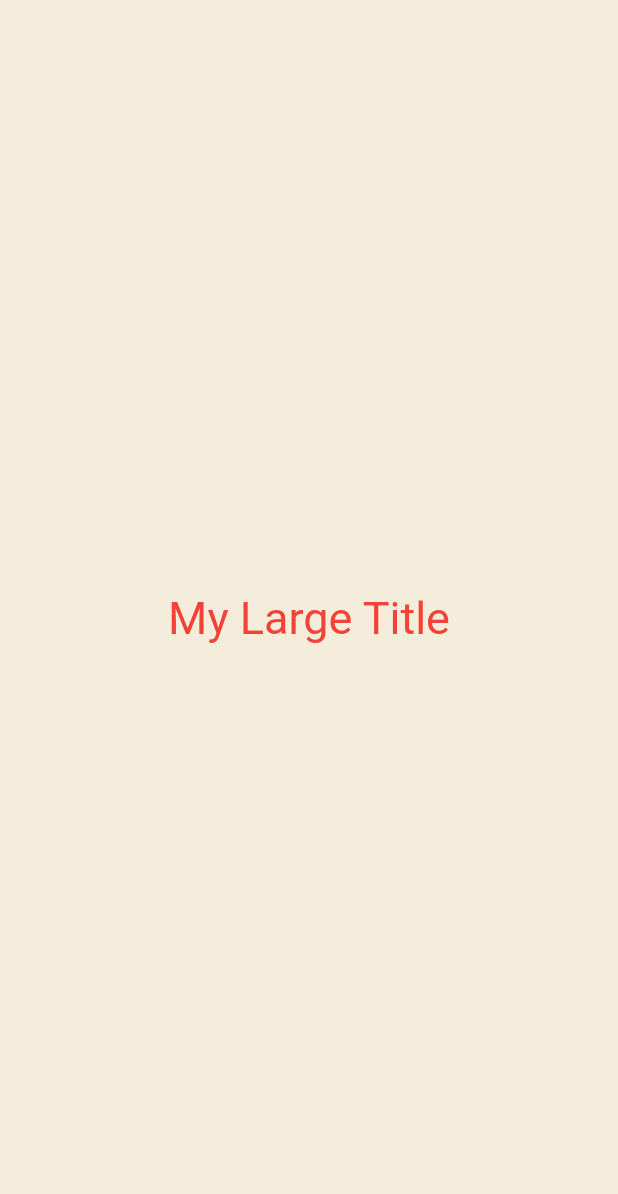
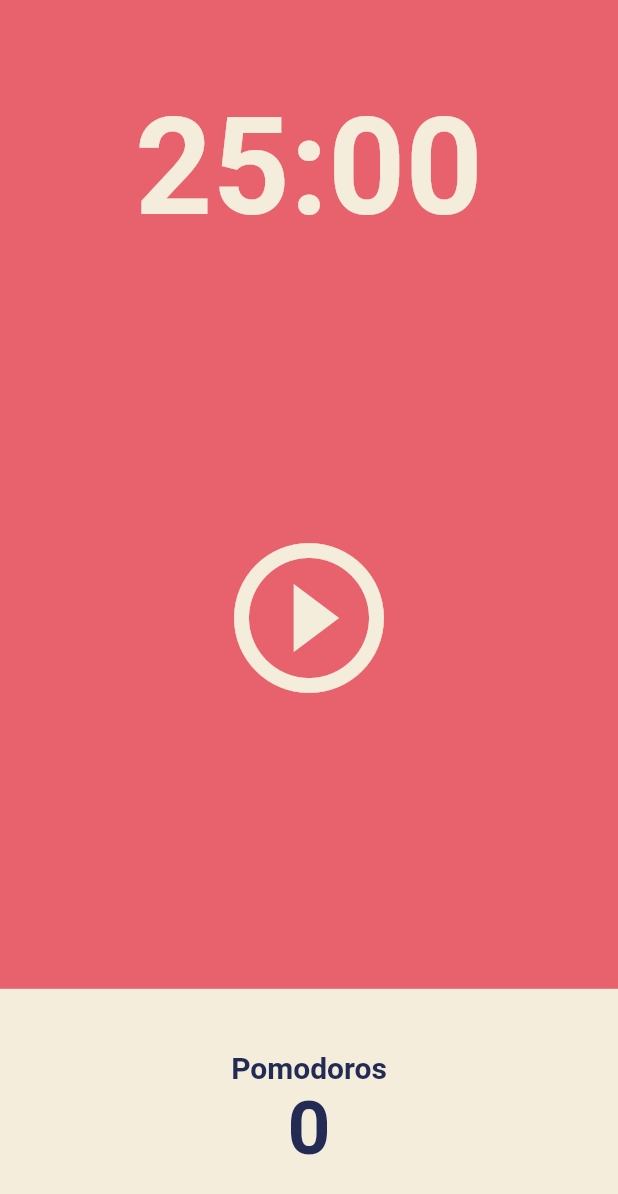
Before and after one commit to yyeonkim/flutterStudy, a Flutter app: the screen it shows after launch, on a phone screen of 412 x 824 dp. Shown: the top 1194 px of the screen. Run offline on Flutter 3.47's test engine with Material 2 defaults, Android fonts, the phone set to English and light mode, and no system bars.

Commit message:
Pomodoros UI 완성

```diff
--- a/lib/main.dart
+++ b/lib/main.dart
@@ -1,56 +1,24 @@
 import 'package:flutter/material.dart';
+import 'package:flutter_study/screens/home_screen.dart';
 
 void main() {
   runApp(App());
 }
 
-class App extends StatefulWidget {
-  @override
-  State<App> createState() => _AppState();
-}
-
-class _AppState extends State<App> {
-  List<int> numbers = [];
-
-  void onPressed() {
-    setState(() {
-      numbers.add(numbers.length);
-    });
-  }
-
+class App extends StatelessWidget {
   @override
   Widget build(BuildContext context) {
     return MaterialApp(
       theme: ThemeData(
-          textTheme: const TextTheme(
-        titleLarge: TextStyle(
-          color: Colors.red,
+        backgroundColor: const Color(0xFFE7626C),
+        textTheme: const TextTheme(
+          headline1: TextStyle(
+            color: Color(0xff232b55),
+          ),
         ),
-      )),
-      home: Scaffold(
-          backgroundColor: const Color(0xFFF4EDDB),
-          body: Center(
-            child: Column(
-                mainAxisAlignment: MainAxisAlignment.center,
-                children: const [
-                  MyLargeTitle(),
-                ]),
-          )),
+        cardColor: const Color(0xfff4eddb),
+      ),
+      home: const HomeScreen(),
     );
   }
 }
-
-class MyLargeTitle extends StatelessWidget {
-  const MyLargeTitle({
-    Key? key,
-  }) : super(key: key);
-
-  @override
-  Widget build(BuildContext context) {
-    return Text(
-      "My Large Title",
-      style: TextStyle(
-          fontSize: 30, color: Theme.of(context).textTheme.titleLarge!.color),
-    );
-  }
-}
--- /dev/null
+++ b/lib/screens/home_screen.dart
@@ -0,0 +1,76 @@
+import 'package:flutter/material.dart';
+
+class HomeScreen extends StatefulWidget {
+  const HomeScreen({super.key});
+
+  @override
+  State<HomeScreen> createState() => _HomeScreenState();
+}
+
+class _HomeScreenState extends State<HomeScreen> {
+  @override
+  Widget build(BuildContext context) {
+    return Scaffold(
+      backgroundColor: Theme.of(context).backgroundColor,
+      body: Column(children: [
+        Flexible(
+            flex: 1,
+            child: Container(
+              alignment: Alignment.bottomCenter,
+              child: Text(
+                "25:00",
+                style: TextStyle(
+                  color: Theme.of(context).cardColor,
+                  fontSize: 90,
+                  fontWeight: FontWeight.w600,
+                ),
+              ),
+            )),
+        Flexible(
+            flex: 3,
+            child: Center(
+              child: IconButton(
+                onPressed: () {},
+                iconSize: 120,
+                color: Theme.of(context).cardColor,
+                icon: const Icon(Icons.play_circle_outline),
+              ),
+            )),
+        Flexible(
+            flex: 1,
+            child: Row(
+              children: [
+                Expanded(
+                  child: Container(
+                    decoration: BoxDecoration(
+                      color: Theme.of(context).cardColor,
+                    ),
+                    child: Column(
+                      mainAxisAlignment: MainAxisAlignment.center,
+                      children: [
+                        Text(
+                          "Pomodoros",
+                          style: TextStyle(
+                            fontSize: 20,
+                            color: Theme.of(context).textTheme.headline1!.color,
+                            fontWeight: FontWeight.w600,
+                          ),
+                        ),
+                        Text(
+                          "0",
+                          style: TextStyle(
+                            fontSize: 50,
+                            color: Theme.of(context).textTheme.headline1!.color,
+                            fontWeight: FontWeight.w600,
+                          ),
+                        ),
+                      ],
+                    ),
+                  ),
+                ),
+              ],
+            ))
+      ]),
+    );
+  }
+}
```
